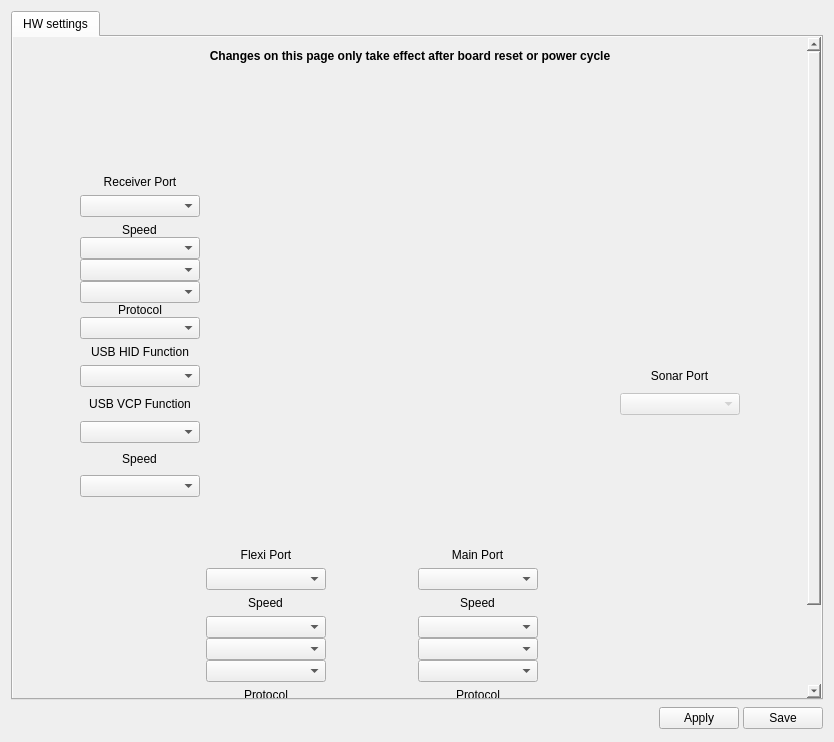
Above: ground/gcs/src/plugins/config/configrevohwwidget.ui from librepilot/LibrePilot before the change. Below: the same form after it.
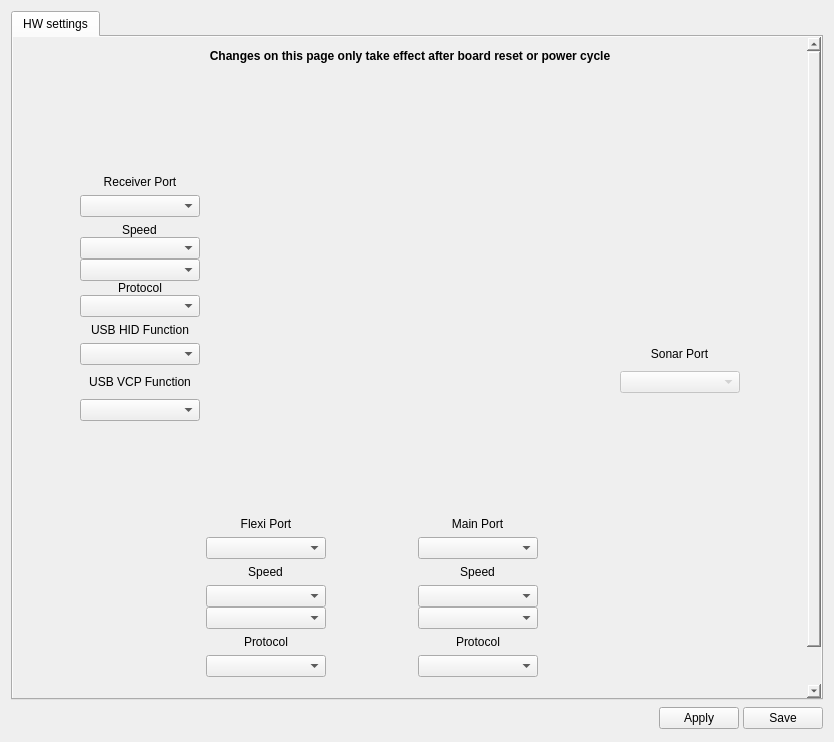
That is the form after the change. Icons and pictures are not drawn.

Commit message: LP-377 Implement handling of USB_CDC_REQ_SET_LINE_CODING control request for F4 and F1 targets. Removes UsbComBridgeSpeed from hwsettings object. Removes GCS combo boxes related to UsbComBridgeSpeed. Fixes few places where UsbComBridgeSpeed was used for DebugConsole speed config.

The edit to the form file:
```diff
--- a/ground/gcs/src/plugins/config/configrevohwwidget.ui
+++ b/ground/gcs/src/plugins/config/configrevohwwidget.ui
@@ -248,9 +248,6 @@
                <item>
                 <widget class="QComboBox" name="cbMainGPSSpeed"/>
                </item>
-               <item>
-                <widget class="QComboBox" name="cbMainComSpeed"/>
-               </item>
               </layout>
              </item>
              <item row="2" column="0">
@@ -579,9 +576,6 @@
                <item alignment="Qt::AlignTop">
                 <widget class="QComboBox" name="cbFlexiGPSSpeed"/>
                </item>
-               <item alignment="Qt::AlignTop">
-                <widget class="QComboBox" name="cbFlexiComSpeed"/>
-               </item>
               </layout>
              </item>
              <item row="18" column="1">
@@ -652,9 +646,6 @@
                  <item>
                   <widget class="QComboBox" name="cbRcvrTelemSpeed"/>
                  </item>
-                 <item>
-                  <widget class="QComboBox" name="cbRcvrComSpeed"/>
-                 </item>
                  <item>
                   <widget class="QComboBox" name="cbRcvrGPSSpeed"/>
                  </item>
@@ -681,32 +672,9 @@
                </item>
               </layout>
              </item>
-             <item row="9" column="0">
-              <widget class="QComboBox" name="cbUSBVCPSpeed">
-               <property name="enabled">
-                <bool>true</bool>
-               </property>
-              </widget>
-             </item>
              <item row="7" column="0">
               <widget class="QComboBox" name="cbUSBVCPFunction"/>
              </item>
-             <item row="8" column="0" alignment="Qt::AlignHCenter">
-              <widget class="QLabel" name="lblUSBVCPSpeed">
-               <property name="sizePolicy">
-                <sizepolicy hsizetype="Preferred" vsizetype="Fixed">
-                 <horstretch>0</horstretch>
-                 <verstretch>0</verstretch>
-                </sizepolicy>
-               </property>
-               <property name="text">
-                <string>Speed</string>
-               </property>
-               <property name="alignment">
-                <set>Qt::AlignBottom|Qt::AlignHCenter</set>
-               </property>
-              </widget>
-             </item>
              <item row="5" column="0">
               <widget class="QComboBox" name="cbUSBHIDFunction"/>
              </item>
```
The commit also changes 15 other files.
